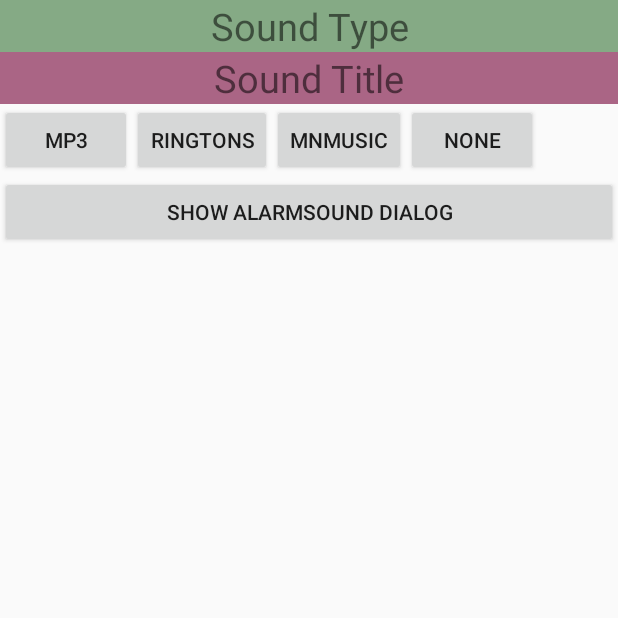
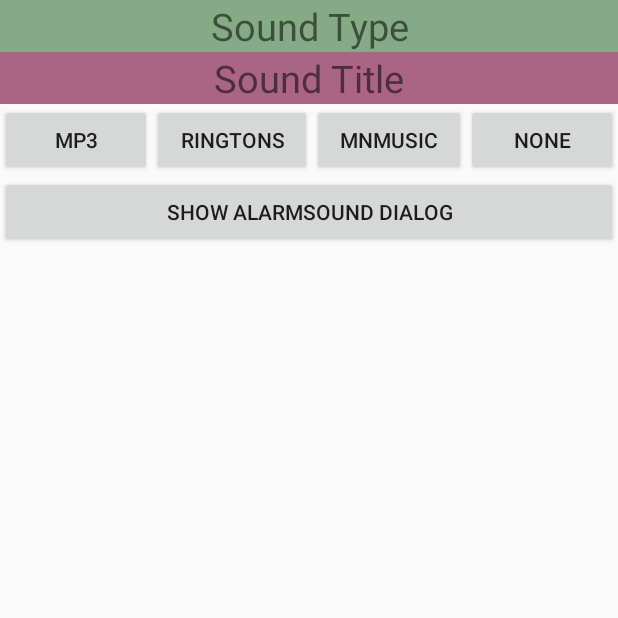
Before and after one commit to Yooii-Studios/SKAlarmSoundSample, an Android app: the screen it shows after launch (MainActivity), on a phone screen of 412 x 824 dp, the top half of it. Run offline under Robolectric (Android 15) with nearby library versions, the light colour scheme and no system bars; our stand-ins replace ButterKnife.

Commit message:
레이아웃 xml을 수정해서 보기 좋게 만듬

```diff
--- a/SKAlarmSoundSample/src/main/res/layout/activity_main.xml
+++ b/SKAlarmSoundSample/src/main/res/layout/activity_main.xml
@@ -34,47 +34,55 @@
         android:textSize="25sp"
         android:background="#aa6585"/>
 
+    <LinearLayout
+        android:orientation="horizontal"
+        android:layout_width="fill_parent"
+        android:layout_height="wrap_content"
+        android:id="@+id/alarmButtonlayout"
+        android:layout_below="@+id/alarmSoundTitleTextView"
+        android:layout_alignParentLeft="true"
+        android:layout_alignParentStart="true">
+
         <Button
             android:layout_width="wrap_content"
             android:layout_height="wrap_content"
             android:text="MP3"
             android:id="@+id/mp3Button"
-        android:layout_below="@+id/alarmSoundTitleTextView"
-        android:layout_alignParentLeft="true"
+            android:layout_weight="1"
             android:layout_alignParentStart="true" />
 
         <Button
             android:layout_width="wrap_content"
             android:layout_height="wrap_content"
             android:text="Ringtons"
-        android:id="@+id/ringtonButton"
-        android:layout_alignTop="@+id/mp3Button"
-        android:layout_toRightOf="@+id/mp3Button" />
+            android:layout_weight="1"
+            android:id="@+id/ringtonButton" />
 
         <Button
             android:layout_width="wrap_content"
             android:layout_height="wrap_content"
             android:text="MNMusic"
-        android:id="@+id/mnButton"
-        android:layout_alignTop="@+id/ringtonButton"
-        android:layout_toRightOf="@+id/ringtonButton" />
+            android:layout_weight="1"
+            android:id="@+id/mnButton" />
 
         <Button
             android:layout_width="wrap_content"
             android:layout_height="wrap_content"
             android:text="None"
-        android:id="@+id/none"
-        android:layout_alignTop="@+id/mnButton"
-        android:layout_toRightOf="@+id/mnButton" />
+            android:layout_weight="1"
+            android:id="@+id/none" />
+
+    </LinearLayout>
 
     <Button
         android:layout_width="wrap_content"
         android:layout_height="wrap_content"
         android:text="Show AlarmSound Dialog"
         android:id="@+id/alarmSoundDialogButton"
-        android:layout_below="@+id/mp3Button"
+        android:layout_below="@+id/alarmButtonlayout"
         android:layout_alignParentLeft="true"
         android:layout_alignParentStart="true"
         android:layout_alignParentRight="true"
         android:layout_alignParentEnd="true" />
+
 </RelativeLayout>
```
Lines whose indentation alone changed are shown as unchanged.
